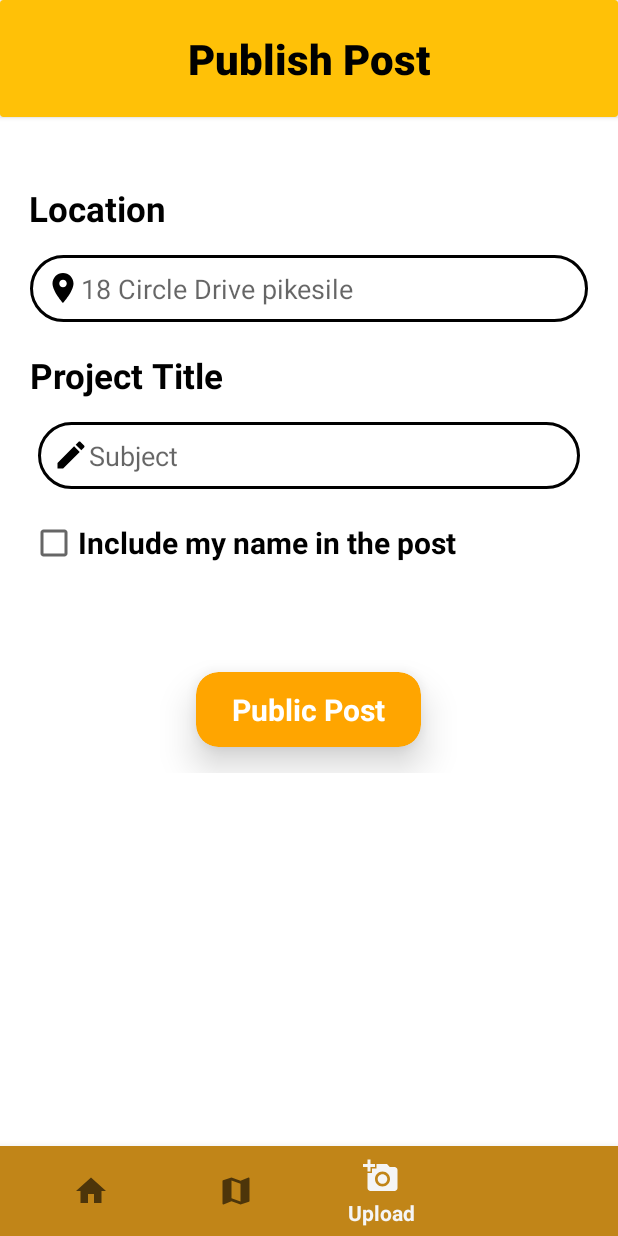
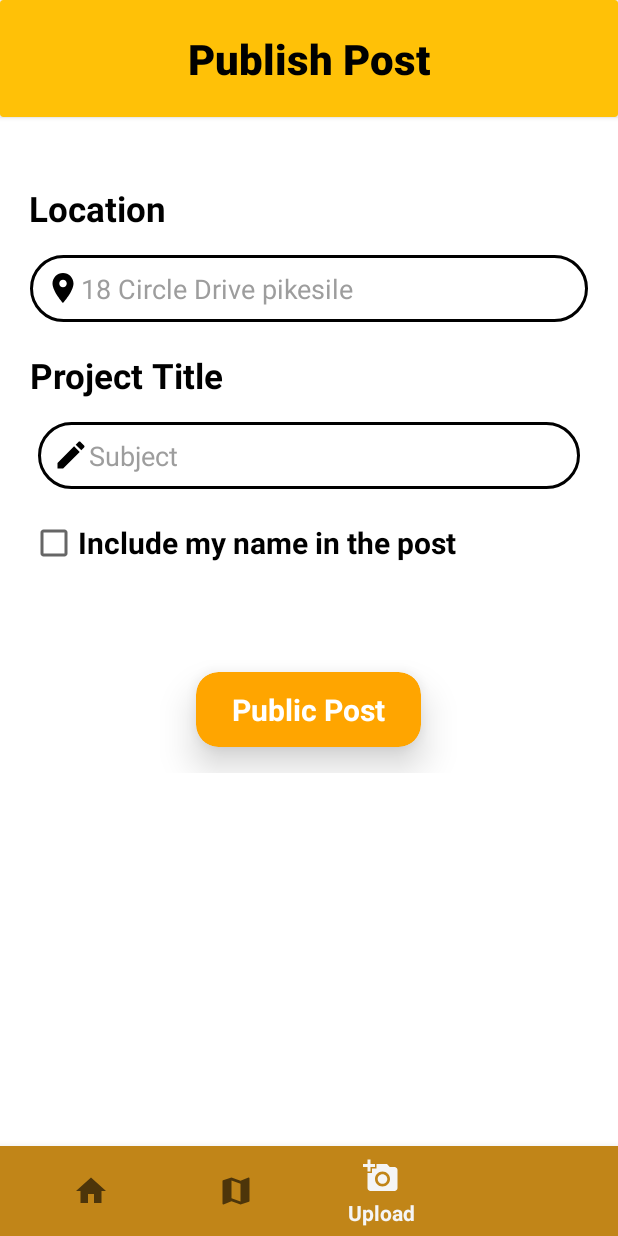
Before and after one commit to Ashishpur0hit/safety, an Android app: the screen it shows after launch once a user with an empty profile is signed in (navbar), item 3 of the bottom bar chosen, on a phone screen of 412 x 824 dp. Run offline under Robolectric (Android 15) with nearby library versions, the phone set to English and light mode, and no system bars; our stand-ins replace Firebase (no records; nobody signed in at launch, a user with empty details on screens opened directly), sdp/ssp sizes.

Commit message:
bhuwnesh create fragment upload

```diff
--- a/app/src/main/res/layout/fragment_upload.xml
+++ b/app/src/main/res/layout/fragment_upload.xml
@@ -56,6 +56,7 @@
                 android:layout_width="match_parent"
                 android:layout_height="wrap_content"
                 android:hint="18 Circle Drive pikesile"
+                android:textColorHint="#9d9d9d"
                 android:drawableLeft="@drawable/loc"
                 android:layout_marginLeft="20dp"
                 android:textColor="@color/black"
@@ -88,6 +89,7 @@
                         android:layout_width="match_parent"
                         android:layout_height="wrap_content"
                         android:hint="Subject"
+                        android:textColorHint="#9d9d9d"
                         android:textColor="@color/black"
                         android:drawableLeft="@drawable/create12"
                         android:layout_marginLeft="5dp"
```
